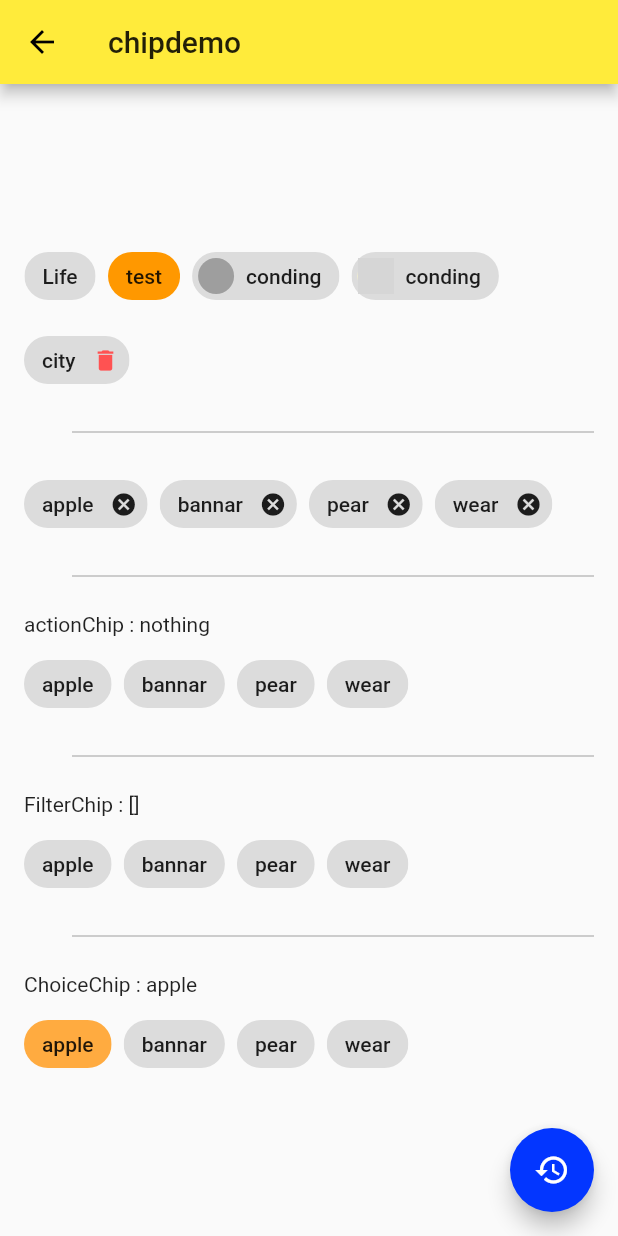
After one commit to maoai-xianyu/flutter_little, a Flutter app: the screen it shows after launch, after a tap on "ChipDemo", on a phone screen of 412 x 824 dp. The commit adds this screen. Run offline on Flutter 3.47's test engine with Material 2 defaults, Android fonts, the phone set to English and light mode, and no system bars; network calls fail; grey boxes are pictures that could not be loaded.

Commit message:
chip 碎片

```diff
--- /dev/null
+++ b/lib/demo/chip_demo.dart
@@ -0,0 +1,164 @@
+import 'package:flutter/material.dart';
+
+class ChipDemo extends StatefulWidget {
+  @override
+  _ChipDemoState createState() => _ChipDemoState();
+}
+
+class _ChipDemoState extends State<ChipDemo> {
+  List<String> _tags = ['apple', 'bannar', 'pear', 'wear'];
+  String _action = "nothing";
+  List<String> _selected = [];
+  String _choice = "apple";
+  @override
+  Widget build(BuildContext context) {
+    return Scaffold(
+      appBar: AppBar(
+        title: Text("chipdemo"),
+      ),
+      body: Container(
+        padding: EdgeInsets.all(16.0),
+        child: Column(
+          mainAxisAlignment: MainAxisAlignment.center,
+          children: <Widget>[
+            Wrap(
+              spacing: 8.0,
+              runSpacing: 8.0,
+              children: <Widget>[
+                Chip(
+                  label: Text('Life'),
+                ),
+                Chip(
+                  label: Text('test'),
+                  backgroundColor: Colors.orange,
+                ),
+                Chip(
+                  label: Text('conding'),
+                  avatar: CircleAvatar(
+                    backgroundColor: Colors.grey,
+                  ),
+                ),
+                Chip(
+                  label: Text('conding'),
+                  avatar: CircleAvatar(
+                    backgroundImage: NetworkImage(
+                        "https://avatars3.githubusercontent.com/u/17868022?s=40&v=4"),
+                    child: Text("坤"),
+                  ),
+                ),
+                Chip(
+                  label: Text('city'),
+                  onDeleted: () {},
+                  deleteIcon: Icon(Icons.delete),
+                  deleteIconColor: Colors.redAccent,
+                  deleteButtonTooltipMessage: 'Remove this tag',
+                ),
+                Divider(
+                  color: Colors.grey,
+                  height: 32,
+                  indent: 32,
+                ),
+                Wrap(
+                  spacing: 8.0,
+                  children: _tags.map((tag) {
+                    return Chip(
+                      label: Text(tag),
+                      onDeleted: () {
+                        setState(() {
+                          _tags.remove(tag);
+                        });
+                      },
+                    );
+                  }).toList(),
+                ),
+                Divider(
+                  color: Colors.grey,
+                  height: 32,
+                  indent: 32,
+                ),
+                Container(
+                  width: double.infinity,
+                  child: Text('actionChip : $_action'),
+                ),
+                Wrap(
+                  spacing: 8.0,
+                  children: _tags.map((tag) {
+                    return ActionChip(
+                      label: Text(tag),
+                      onPressed: () {
+                        setState(() {
+                          _action = tag;
+                        });
+                      },
+                    );
+                  }).toList(),
+                ),
+                Divider(
+                  color: Colors.grey,
+                  height: 32,
+                  indent: 32,
+                ),
+                Container(
+                  width: double.infinity,
+                  child: Text('FilterChip : ${_selected.toString()}'),
+                ),
+                Wrap(
+                  spacing: 8.0,
+                  children: _tags.map((tag) {
+                    return FilterChip(
+                      label: Text(tag),
+                      selected: _selected.contains(tag),
+                      onSelected: (value) {
+                        setState(() {
+                          if (_selected.contains(tag)) {
+                            _selected.remove(tag);
+                          } else {
+                            _selected.add(tag);
+                          }
+                        });
+                      },
+                    );
+                  }).toList(),
+                ),
+                Divider(
+                  color: Colors.grey,
+                  height: 32,
+                  indent: 32,
+                ),
+                Container(
+                  width: double.infinity,
+                  child: Text('ChoiceChip : $_choice'),
+                ),
+                Wrap(
+                  spacing: 8.0,
+                  children: _tags.map((tag) {
+                    return ChoiceChip(
+                      label: Text(tag),
+                      selectedColor: Colors.orangeAccent,
+                      selected: _choice == tag,
+                      onSelected: (value) {
+                        setState(() {
+                          _choice = tag;
+                        });
+                      },
+                    );
+                  }).toList(),
+                )
+              ],
+            )
+          ],
+        ),
+      ),
+      floatingActionButton: FloatingActionButton(
+        child: Icon(Icons.restore),
+        onPressed: () {
+          setState(() {
+            _tags = ['apple', 'bannar', 'pear', 'wear'];
+            _selected = [];
+            _choice = 'apple';
+          });
+        },
+      ),
+    );
+  }
+}
--- a/lib/demo/material_components.dart
+++ b/lib/demo/material_components.dart
@@ -13,6 +13,7 @@ import './alert_dialog_demo.dart';
 import './bottom_sheet_demo.dart';
 import './snake_bar_demo.dart';
 import './expansion_panel_demo.dart';
+import './chip_demo.dart';
 
 class MaterialComponents extends StatelessWidget {
   @override
@@ -24,6 +25,10 @@ class MaterialComponents extends StatelessWidget {
       ),
       body: ListView(
         children: <Widget>[
+          ListItem(
+            title: 'ChipDemo',
+            page: ChipDemo(),
+          ),
           ListItem(
             title: 'ExpansionPanelDemo',
             page: ExpansionPanelDemo(),
```
Also changed, not shown: 1 other file.
